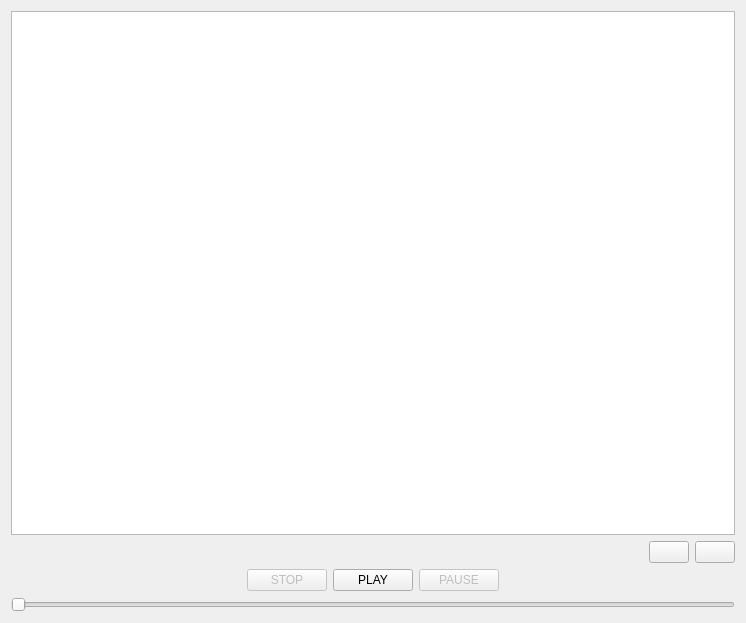
The window that src/media-controller/widgets/media_player.ui (SemRus76/stream-bot) describes before a commit, drawn with Qt 5.
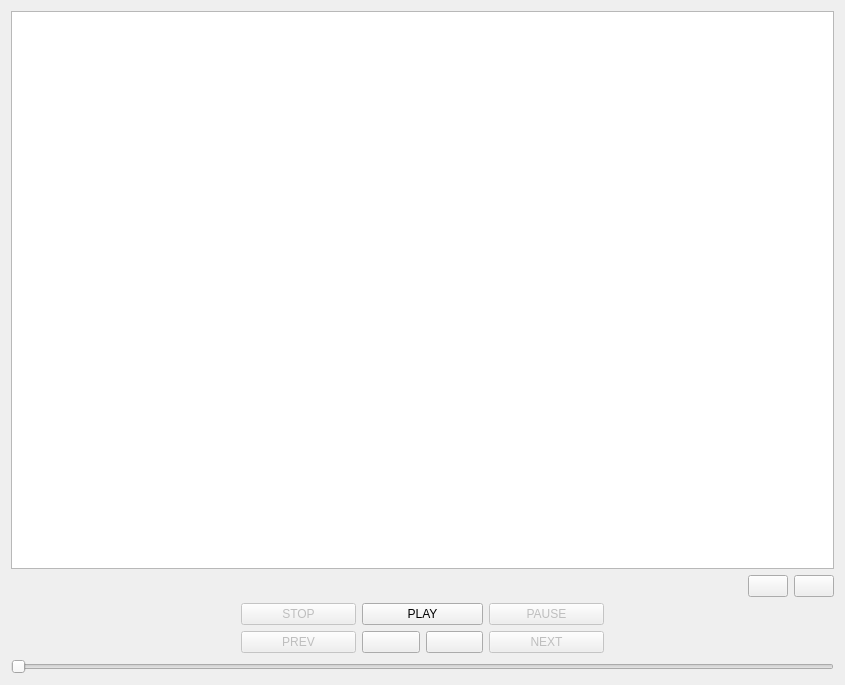
The same window after the commit. Icons and pictures are not drawn.

```diff
--- a/src/media-controller/widgets/media_player.ui
+++ b/src/media-controller/widgets/media_player.ui
@@ -6,8 +6,8 @@
    <rect>
     <x>0</x>
     <y>0</y>
-    <width>746</width>
-    <height>623</height>
+    <width>845</width>
+    <height>685</height>
    </rect>
   </property>
   <property name="windowTitle">
@@ -68,8 +68,64 @@
    <item>
     <layout class="QVBoxLayout" name="PlayerLayout" stretch="1,1">
      <item>
-      <layout class="QHBoxLayout" name="ControlPlayerLayout">
-       <item>
+      <layout class="QGridLayout" name="gridLayout" rowstretch="1,1" columnstretch="4,2,1,1,2,4" rowminimumheight="1,1" columnminimumwidth="4,2,1,1,2,4">
+       <item row="1" column="1">
+        <widget class="QPushButton" name="btnPrevTrack">
+         <property name="enabled">
+          <bool>false</bool>
+         </property>
+         <property name="text">
+          <string>PREV</string>
+         </property>
+         <property name="icon">
+          <iconset theme="media-skip-backward"/>
+         </property>
+        </widget>
+       </item>
+       <item row="0" column="5">
+        <spacer name="RightControlPlayerSpacer">
+         <property name="orientation">
+          <enum>Qt::Horizontal</enum>
+         </property>
+         <property name="sizeHint" stdset="0">
+          <size>
+           <width>40</width>
+           <height>20</height>
+          </size>
+         </property>
+        </spacer>
+       </item>
+       <item row="0" column="4">
+        <widget class="QPushButton" name="btnPause">
+         <property name="enabled">
+          <bool>false</bool>
+         </property>
+         <property name="text">
+          <string>PAUSE</string>
+         </property>
+         <property name="icon">
+          <iconset theme="media-playback-pause">
+           <normaloff>.</normaloff>.</iconset>
+         </property>
+        </widget>
+       </item>
+       <item row="1" column="4">
+        <widget class="QPushButton" name="btnNextTrack">
+         <property name="enabled">
+          <bool>false</bool>
+         </property>
+         <property name="layoutDirection">
+          <enum>Qt::RightToLeft</enum>
+         </property>
+         <property name="text">
+          <string>NEXT</string>
+         </property>
+         <property name="icon">
+          <iconset theme="media-skip-forward"/>
+         </property>
+        </widget>
+       </item>
+       <item row="0" column="0">
         <spacer name="LeftControlPlayerSpacer">
          <property name="orientation">
           <enum>Qt::Horizontal</enum>
@@ -82,7 +138,17 @@
          </property>
         </spacer>
        </item>
-       <item>
+       <item row="1" column="2">
+        <widget class="QPushButton" name="btnRepeatMode">
+         <property name="text">
+          <string/>
+         </property>
+         <property name="icon">
+          <iconset theme="media-playlist-repeat"/>
+         </property>
+        </widget>
+       </item>
+       <item row="0" column="1">
         <widget class="QPushButton" name="btnStop">
          <property name="enabled">
           <bool>false</bool>
@@ -95,7 +161,17 @@
          </property>
         </widget>
        </item>
-       <item>
+       <item row="1" column="3">
+        <widget class="QPushButton" name="btnShuffleMode">
+         <property name="text">
+          <string/>
+         </property>
+         <property name="icon">
+          <iconset theme="media-playlist-shuffle"/>
+         </property>
+        </widget>
+       </item>
+       <item row="0" column="2" colspan="2">
         <widget class="QPushButton" name="btnPlay">
          <property name="text">
           <string>PLAY</string>
@@ -105,32 +181,6 @@
          </property>
         </widget>
        </item>
-       <item>
-        <widget class="QPushButton" name="btnPause">
-         <property name="enabled">
-          <bool>false</bool>
-         </property>
-         <property name="text">
-          <string>PAUSE</string>
-         </property>
-         <property name="icon">
-          <iconset theme="media-playback-pause"/>
-         </property>
-        </widget>
-       </item>
-       <item>
-        <spacer name="RightControlPlayerSpacer">
-         <property name="orientation">
-          <enum>Qt::Horizontal</enum>
-         </property>
-         <property name="sizeHint" stdset="0">
-          <size>
-           <width>40</width>
-           <height>20</height>
-          </size>
-         </property>
-        </spacer>
-       </item>
       </layout>
      </item>
      <item>
```
Left out of the diff: 12 changed lines with no effect on the pictures.
